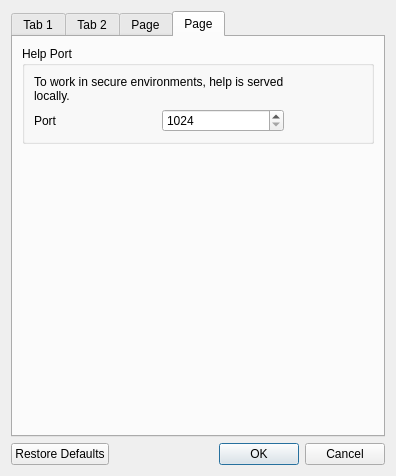
sysal1280/passwords, file ui/preferencesdialog.ui: the form before one commit.
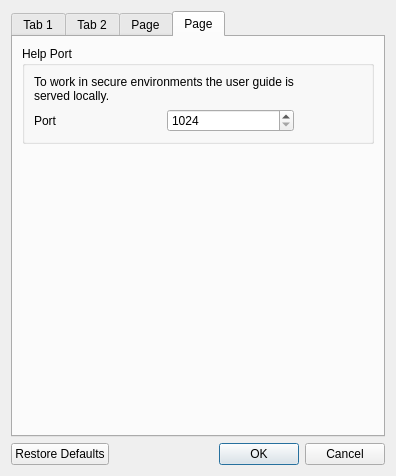
The form after the commit.

Commit message: Populated Key List Help button.

Diff of the .ui file:
```diff
--- a/ui/preferencesdialog.ui
+++ b/ui/preferencesdialog.ui
@@ -355,7 +355,7 @@
           <item row="0" column="0">
            <widget class="QLabel" name="label_9">
             <property name="text">
-             <string>To work in secure environments, help is served locally.</string>
+             <string>To work in secure environments the user guide is served locally.</string>
             </property>
             <property name="wordWrap">
              <bool>true</bool>
```
The commit also changes 1 other file.
